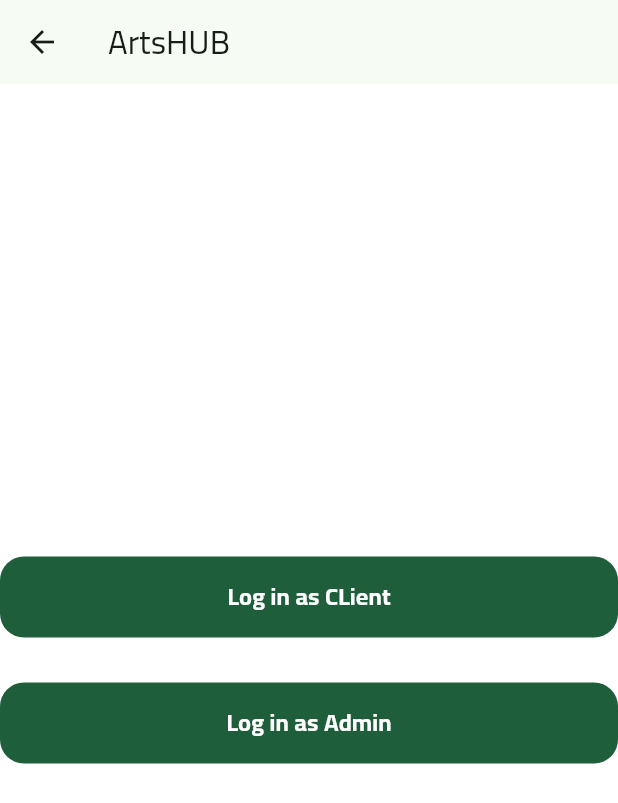
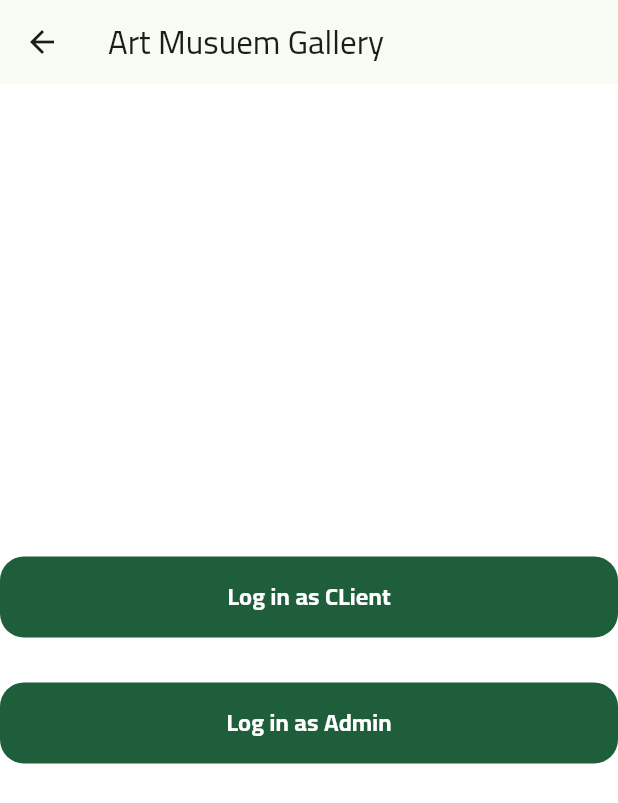
Before and after one commit to EzzeldeanAhmed/art_gallery, a Flutter app: the SelectionView screen opened by its route, on a phone screen of 412 x 824 dp. Shown: the top 803 px of the screen. Run offline on Flutter 3.47's test engine with Material 3 defaults, Android fonts, the phone set to English and light mode, and no system bars; our stand-ins replace bloc, cloud_firestore, country_code_picker, country_picker, dartz, dots_indicator and 13 more; missing offline and left inert: svg_flutter; accounts and stored records are empty.

Commit message:
epoch updates

```diff
--- a/lib/features/dashboard/views/widgets/selection_view.dart
+++ b/lib/features/dashboard/views/widgets/selection_view.dart
@@ -13,7 +13,7 @@ class SelectionView extends StatelessWidget {
     return Scaffold(
         // backgroundColor: const Color.fromARGB(255, 123, 184, 234),
         appBar: AppBar(
-          title: const Text('ArtsHUB'),
+          title: const Text('Art Musuem Gallery'),
         ),
         body: Center(
           child: Column(mainAxisAlignment: MainAxisAlignment.center, children: [
--- a/lib/features/manage_artist/presentation/views/widgets/add_artist_view_body.dart
+++ b/lib/features/manage_artist/presentation/views/widgets/add_artist_view_body.dart
@@ -41,7 +41,9 @@ List<String> epochItems = [
   'Contemporary Art',
   'Realism',
   'Expressionism',
-  'Ancient Roman Art'
+  'Ancient Roman Art',
+  'Rococo Art',
+  'Baroque Art'
 ];
 String? selectedValue;
 
--- a/lib/features/manage_artwork/presentation/views/widgets/add_artwork_view_body.dart
+++ b/lib/features/manage_artwork/presentation/views/widgets/add_artwork_view_body.dart
@@ -42,7 +42,9 @@ List<String> epochItems = [
   'Contemporary Art',
   'Realism',
   'Expressionism',
-  'Ancient Roman Art'
+  'Ancient Roman Art',
+  'Rococo Art',
+  'Baroque Art'
 ];
 
 class _AddArtworkViewBodyState extends State<AddArtworkViewBody> {
```
